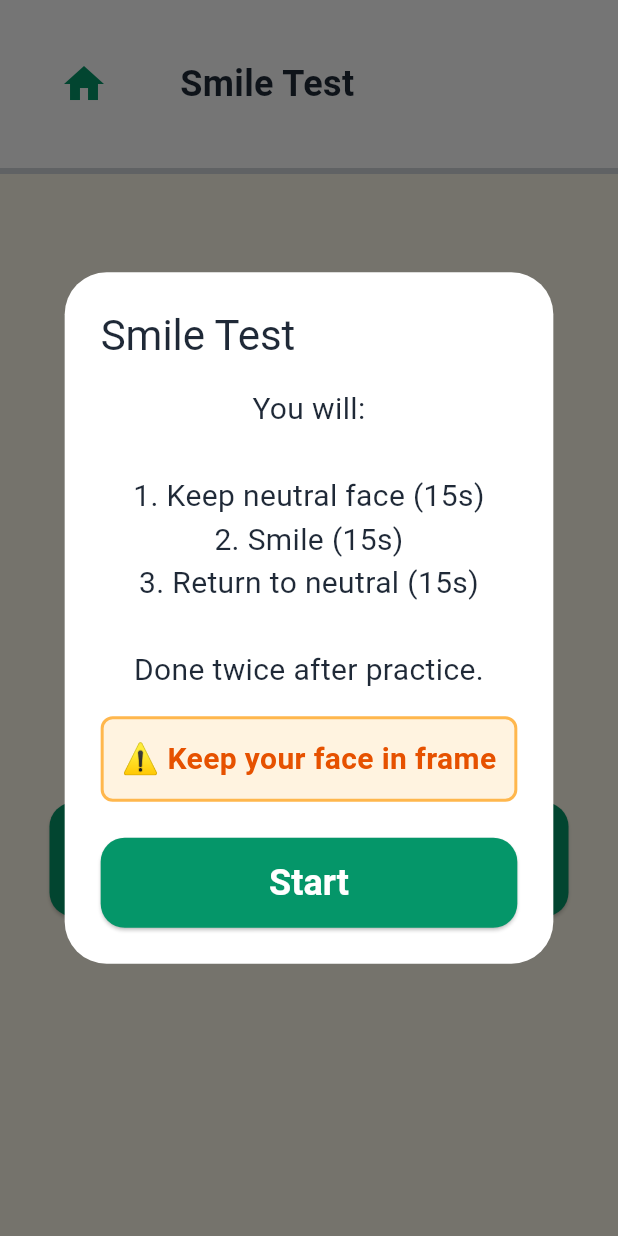
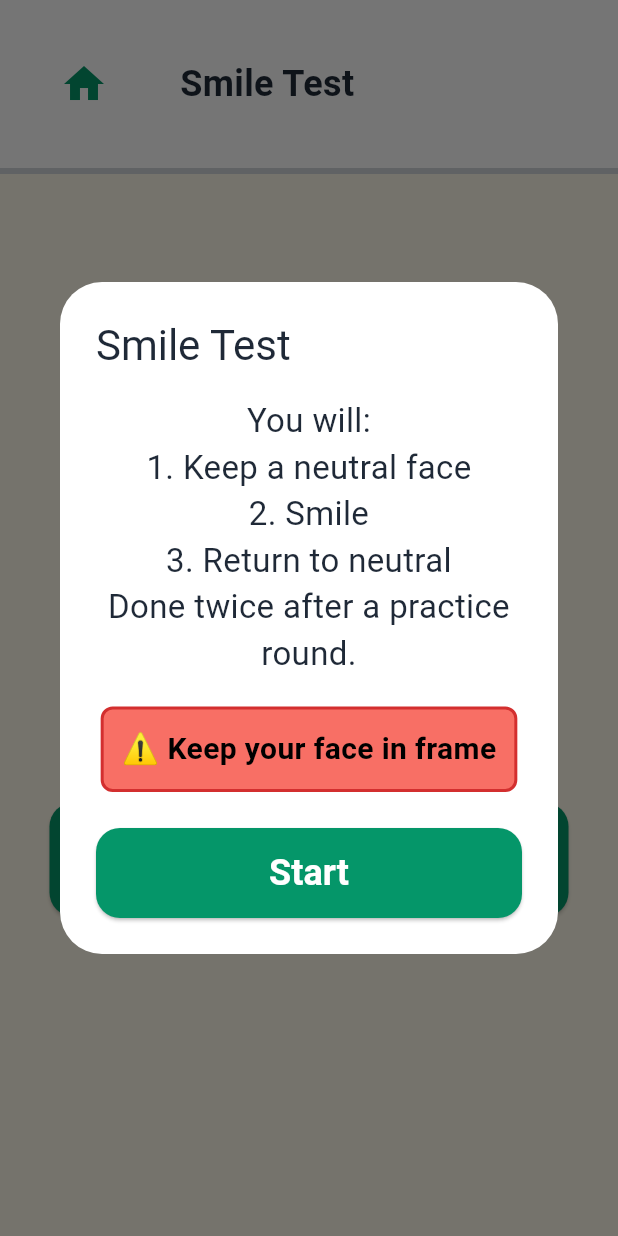
Before and after one commit to evatate/RealVision, a Flutter app: the FacialExpressionScreen screen opened directly, after a tap on "Start Test", on a phone screen of 412 x 824 dp. Run offline on Flutter 3.47's test engine with Material 3 defaults, Android fonts, the light colour scheme and no system bars; our stand-ins replace camera, flutter_secure_storage, flutter_tts, get_it, sensors_plus, speech_to_text; missing offline and left inert: amplify_auth_cognito, amplify_flutter, amplify_storage_s3, google_mlkit_commons, google_mlkit_face_detection, health and 1 more; accounts and stored records are empty.

Commit message:
Changed colors, dementia friendly

```diff
--- a/app/lib/screens/facial_expression_screen.dart
+++ b/app/lib/screens/facial_expression_screen.dart
@@ -69,28 +69,28 @@ class _FacialExpressionScreenState extends State<FacialExpressionScreen> {
           mainAxisSize: MainAxisSize.min,
           children: [
             Text(
-              'You will:\n\n'
-              '1. Keep neutral face (15s)\n'
-              '2. Smile (15s)\n'
-              '3. Return to neutral (15s)\n\n'
-              'Done twice after practice.',
-              style: TextStyle(fontSize: 20, color: AppColors.textDark),
+              'You will:\n'
+              '1. Keep a neutral face\n'
+              '2. Smile\n'
+              '3. Return to neutral\n'
+              'Done twice after a practice round.',
+              style: TextStyle(fontSize: 22, color: AppColors.textDark),
               textAlign: TextAlign.center,
             ),
-            SizedBox(height: 16),
+            SizedBox(height: 20),
             Container(
               padding: EdgeInsets.all(12),
               decoration: BoxDecoration(
-                color: Colors.orange[50],
+                color: Color.fromARGB(255, 248, 111, 101),
                 borderRadius: BorderRadius.circular(8),
-                border: Border.all(color: Colors.orange[300]!, width: 2),
+                border: Border.all(color: Colors.red[700]!, width: 2),
               ),
               child: Text(
                 '⚠️ Keep your face in frame',
                 style: TextStyle(
                   fontSize: 20,
                   fontWeight: FontWeight.bold,
-                  color: Colors.orange[900],
+                  color: Colors.black,
                 ),
               ),
             ),
```
Also changed, not shown: app/lib/screens/eye_tracking_screen.dart (+10 -10 lines).
